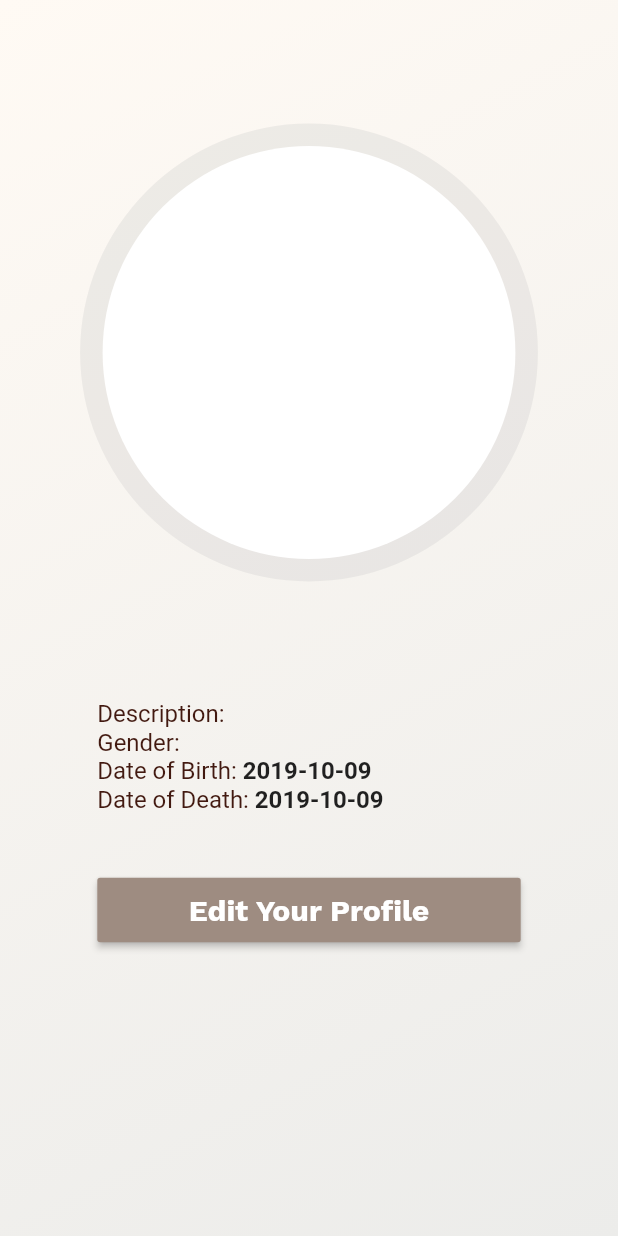
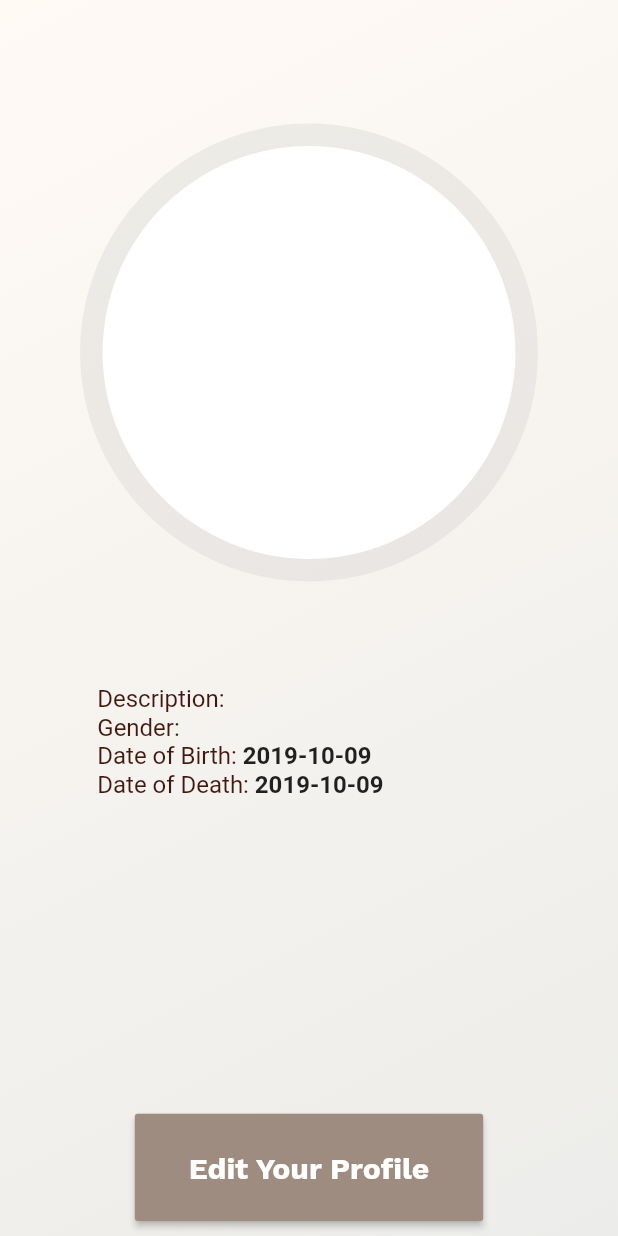
Before and after one commit to threethousandmonkeys/momento_front_end, a Flutter app: the MemberDetailPage screen opened directly with empty values, on a phone screen of 412 x 824 dp. Run offline on Flutter 3.47's test engine with Material 2 defaults, Android fonts, the phone set to English and light mode, and no system bars; drawn by our look-alikes of circular_profile_avatar; our stand-ins replace cached_network_image, carousel_slider, cloud_firestore, firebase_auth, firebase_storage, flutter_secure_storage and 3 more; missing offline and left inert: flutter_multiselect, timeline_list; accounts and stored records are empty; statements that could not run were skipped; project files that could hold a hidden picture were left out.

Commit message:
Update UI

```diff
--- a/momento/lib/constants.dart
+++ b/momento/lib/constants.dart
@@ -33,7 +33,7 @@ const kLoginPageRatios = [1, 3, 1, 5];
 
 const kDividerRatio = 0.9;
 
-const kBackgroundDecoration = BoxDecoration(
+const kLoginDecoration = BoxDecoration(
     gradient: LinearGradient(
   colors: [
     Theme.Colors.loginGradientStart,
@@ -44,4 +44,15 @@ const kBackgroundDecoration = BoxDecoration(
   tileMode: TileMode.clamp,
 ));
 
+const kBackgroundDecoration = BoxDecoration(
+    gradient: LinearGradient(
+  colors: [
+    Theme.Colors.backgroundGradientStart,
+    Theme.Colors.backgroundGradientEnd,
+  ],
+  begin: FractionalOffset(0.0, 0.0),
+  end: FractionalOffset(1.0, 1.0),
+  tileMode: TileMode.clamp,
+));
+
 const kDarkRedMoranti = Color(0xFF421910);
--- a/momento/lib/screens/detail_page/member_detail_page.dart
+++ b/momento/lib/screens/detail_page/member_detail_page.dart
@@ -1,14 +1,18 @@
 import 'package:flutter/material.dart';
+import 'package:momento/models/family.dart';
 import 'package:momento/screens/components/entry.dart';
 import 'package:circular_profile_avatar/circular_profile_avatar.dart';
+import 'package:momento/screens/form_pages/update_member_page.dart';
 
 import '../../constants.dart';
 import '../../models/member.dart';
 import '../components/ugly_button.dart';
 
 class MemberDetailPage extends StatelessWidget {
+  final Family family;
   final Member member;
-  MemberDetailPage(this.member);
+  final List<Member> members;
+  MemberDetailPage(this.family, this.member, this.members);
   @override
   Widget build(BuildContext context) {
     double width = MediaQuery.of(context).size.width / 2.7;
@@ -16,6 +20,10 @@ class MemberDetailPage extends StatelessWidget {
       body: Container(
         decoration: kBackgroundDecoration,
         child: SafeArea(
+          child: Column(
+            children: <Widget>[
+              Expanded(
+                flex: 8,
                 child: ListView(
                   children: <Widget>[
                     Padding(
@@ -37,10 +45,10 @@ class MemberDetailPage extends StatelessWidget {
                       child: Padding(
                         padding: const EdgeInsets.only(bottom: 20),
                         child: Text(
-                    member.firstName,
+                          "${member.firstName} ${member.middleName}",
                           style: TextStyle(
                             color: kDarkRedMoranti,
-                      fontSize: 50,
+                            fontSize: 42,
                             fontWeight: FontWeight.bold,
                           ),
                         ),
@@ -71,17 +79,30 @@ class MemberDetailPage extends StatelessWidget {
                         ],
                       ),
                     ),
-              Padding(
+                  ],
+                ),
+              ),
+              Expanded(
+                child: Padding(
                   padding: EdgeInsets.symmetric(
-                  vertical: 40,
+                    vertical: 10,
                     horizontal: (MediaQuery.of(context).size.width - width) * 0.25,
                   ),
                   child: UglyButton(
                     text: "Edit Your Profile",
                     height: 10,
-                  onPressed: () {
-                    print("aha");
+                    onPressed: () async {
+                      final updatedMember = await Navigator.push(
+                        context,
+                        MaterialPageRoute(
+                          builder: (context) => UpdateMemberPage(family, member, members),
+                        ),
+                      );
+                      if (updatedMember != null) {
+                        Navigator.pop(context, updatedMember);
+                      }
                     },
+                  ),
                 ),
               ),
             ],
--- a/momento/lib/screens/profile_page/profile_page.dart
+++ b/momento/lib/screens/profile_page/profile_page.dart
@@ -247,8 +247,8 @@ class _ProfilePageState extends State<ProfilePage> with TickerProviderStateMixin
             Container(
               color: Colors.black12,
               child: TabBar(
-                labelColor: Colors.black12,
-                unselectedLabelColor: Colors.black87,
+                labelColor: Colors.black87,
+                unselectedLabelColor: Colors.black12,
                 indicatorColor: Colors.black,
                 controller: _tabController,
                 tabs: [
--- a/momento/lib/screens/signin_page/sign_in_page.dart
+++ b/momento/lib/screens/signin_page/sign_in_page.dart
@@ -38,7 +38,7 @@ class _SignInPageState extends State<SignInPage> with SingleTickerProviderStateM
       key: _bloc.scaffoldKey,
       body: Container(
         height: contentHeight,
-        decoration: kBackgroundDecoration,
+        decoration: kLoginDecoration,
         child: ListView(
           children: <Widget>[
             SizedBox(
--- a/momento/lib/theme/style.dart
+++ b/momento/lib/theme/style.dart
@@ -4,12 +4,21 @@ import 'package:flutter/cupertino.dart';
 /// the color theme of memento
 class Colors {
   const Colors();
-  static const Color loginGradientStart = const Color(0xFFFFFAF4);
-  static const Color loginGradientEnd = const Color(0xFFECECEA);
+  static const Color backgroundGradientStart = const Color(0xFFFFFAF4);
+  static const Color backgroundGradientEnd = const Color(0xFFECECEA);
 
   /// color transition
   static const primaryGradient = const LinearGradient(
-    colors: const [loginGradientStart, loginGradientEnd],
+    colors: const [backgroundGradientStart, backgroundGradientEnd],
+    stops: const [0.0, 1.0],
+    begin: Alignment.topCenter,
+    end: Alignment.bottomCenter,
+  );
+
+  static const Color loginGradientStart = const Color(0xFFF8EBD8);
+  static const Color loginGradientEnd = const Color(0xFF965454);
+  static const loginGradient = const LinearGradient(
+    colors: const [backgroundGradientStart, backgroundGradientEnd],
     stops: const [0.0, 1.0],
     begin: Alignment.topCenter,
     end: Alignment.bottomCenter,
```
Also changed, not shown: momento/lib/screens/profile_page/family_tree.dart (+16 -11 lines). Lines whose indentation alone changed are shown as unchanged.
